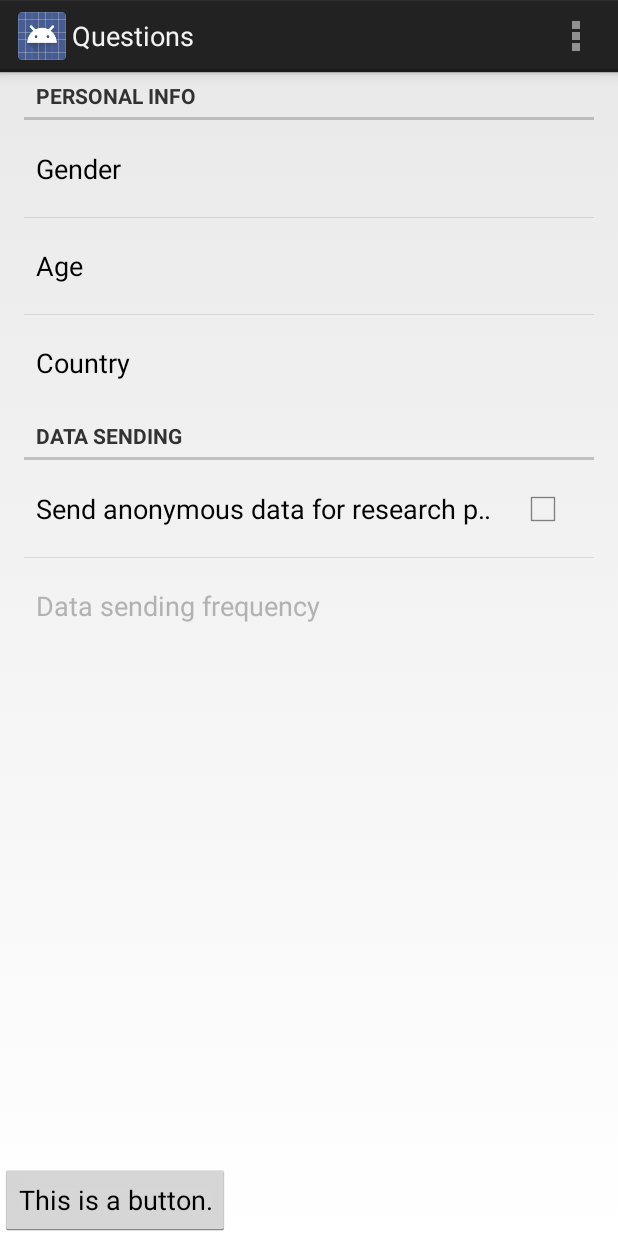
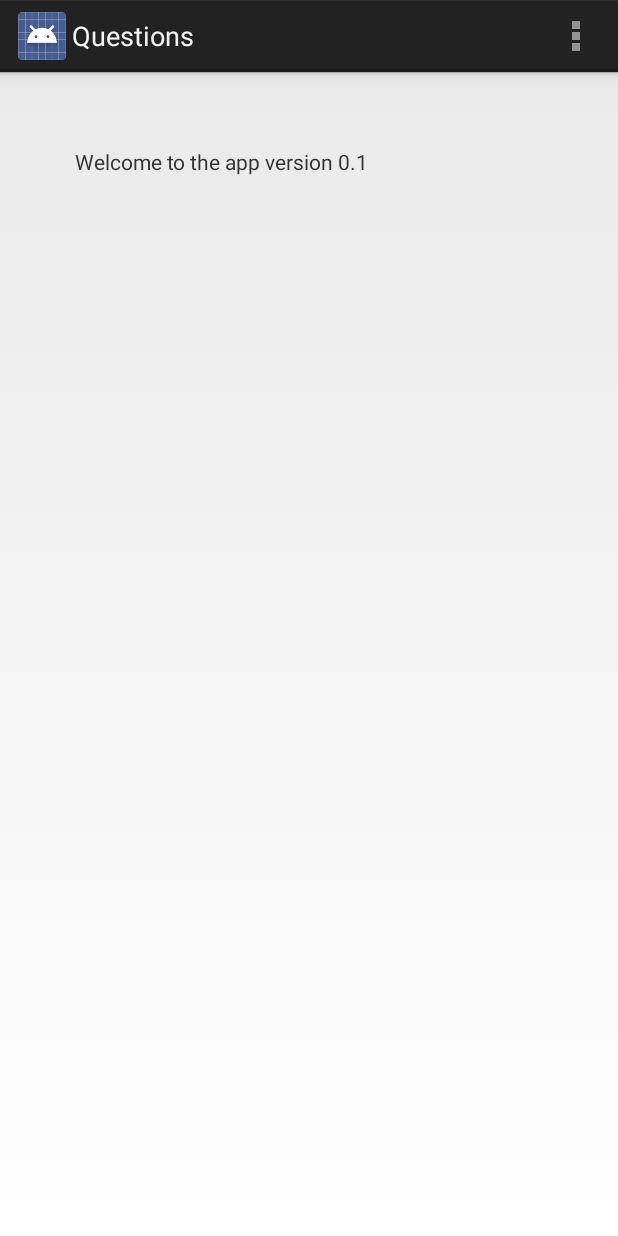
Before and after one commit to TeamWhat/what-stored-in-a-mobile-device-android, an Android app: the Questions screen opened directly, with no data from a screen before it, on a phone screen of 412 x 824 dp. Run offline under Robolectric (Android 15) with nearby library versions, the phone set to English and light mode, and no system bars.

Commit message:
Rename classes and strings to be more descriptive

```diff
--- a/app/src/main/java/fi/hiit/whatisstoredinamobiledevice/ui/activities/Questions.java
+++ b/app/src/main/java/fi/hiit/whatisstoredinamobiledevice/ui/activities/Questions.java
@@ -1,25 +1,16 @@
 package fi.hiit.whatisstoredinamobiledevice.ui.activities;
 
-import android.app.Activity;
-import android.app.ActionBar;
 import android.content.Intent;
-import android.support.v4.app.Fragment;
 import android.support.v4.app.FragmentActivity;
-import android.support.v4.app.FragmentManager;
 
 import android.os.Bundle;
 import android.support.v4.view.PagerAdapter;
 import android.support.v4.view.ViewPager;
-import android.view.LayoutInflater;
 import android.view.Menu;
 import android.view.MenuItem;
-import android.view.View;
-import android.view.ViewGroup;
-import android.os.Build;
 
 import fi.hiit.whatisstoredinamobiledevice.R;
 import fi.hiit.whatisstoredinamobiledevice.preferences.SettingsActivity;
-import fi.hiit.whatisstoredinamobiledevice.ui.fragments.Question1;
 import fi.hiit.whatisstoredinamobiledevice.ui.fragments.utilities.QuestionsPagerAdapter;
 
 public class Questions extends FragmentActivity {
@@ -41,7 +32,7 @@ public class Questions extends FragmentActivity {
     @Override
     public boolean onCreateOptionsMenu(Menu menu) {
         // Inflate the menu; this adds items to the action bar if it is present.
-        getMenuInflater().inflate(R.menu.questions, menu);
+        getMenuInflater().inflate(R.menu.options_menu, menu);
         return true;
     }
 
--- /dev/null
+++ b/app/src/main/java/fi/hiit/whatisstoredinamobiledevice/ui/fragments/PersonalQuestions.java
@@ -0,0 +1,59 @@
+package fi.hiit.whatisstoredinamobiledevice.ui.fragments;
+
+import android.app.Fragment;
+import android.app.FragmentTransaction;
+import android.os.Bundle;
+
+import android.view.LayoutInflater;
+import android.view.View;
+import android.view.ViewGroup;
+
+import fi.hiit.whatisstoredinamobiledevice.R;
+import fi.hiit.whatisstoredinamobiledevice.preferences.SettingsFragment;
+
+
+/**
+ * A simple {@link Fragment} subclass.
+ * Use the {@link PersonalQuestions#newInstance} factory method to
+ * create an instance of this fragment.
+ *
+ */
+public class PersonalQuestions extends Fragment {
+
+    /**
+     * Use this factory method to create a new instance of
+     * this fragment using the provided parameters.
+     *
+     * @return A new instance of fragment PersonalQuestions.
+     */
+    public static PersonalQuestions newInstance() {
+        PersonalQuestions fragment = new PersonalQuestions();
+        Bundle args = new Bundle();
+        fragment.setArguments(args);
+        return fragment;
+    }
+    public PersonalQuestions() {
+        // Required empty public constructor
+    }
+
+    @Override
+    public void onCreate(Bundle savedInstanceState) {
+        super.onCreate(savedInstanceState);
+    }
+    @Override
+    public View onCreateView(LayoutInflater inflater, ViewGroup container,
+                             Bundle savedInstanceState) {
+        // Inflate the layout for this fragment
+        View view = inflater.inflate(R.layout.personal_questions, container, false);
+        SettingsFragment settingsFragment = new SettingsFragment();
+        QuestionButton questionButton = new QuestionButton();
+
+        FragmentTransaction transaction = getFragmentManager().beginTransaction();
+        transaction.add(R.id.preference_fragment, settingsFragment);
+        transaction.add(R.id.button_fragment, questionButton);
+        transaction.commit();
+        return view;
+    }
+
+
+}
--- a/app/src/main/java/fi/hiit/whatisstoredinamobiledevice/ui/fragments/Question2.java
+++ /dev/null
@@ -1,58 +0,0 @@
-package fi.hiit.whatisstoredinamobiledevice.ui.fragments;
-
-import android.app.Activity;
-import android.os.Bundle;
-import android.preference.PreferenceFragment;
-import android.support.v4.app.Fragment;
-import android.view.LayoutInflater;
-import android.view.View;
-import android.view.ViewGroup;
-
-import fi.hiit.whatisstoredinamobiledevice.R;
-
-/**
- * A simple {@link Fragment} subclass.
- * Use the {@link Question2#newInstance} factory method to
- * create an instance of this fragment.
- *
- */
-public class Question2 extends PreferenceFragment {
-
-    /**
-     * Use this factory method to create a new instance of
-     * this fragment using the provided parameters.
-     *
-     * @return A new instance of fragment Question2.
-     */
-    public static Question2 newInstance() {
-        Question2 fragment = new Question2();
-        Bundle args = new Bundle();
-        fragment.setArguments(args);
-        return fragment;
-    }
-    public Question2() {
-        // Required empty public constructor
-    }
-
-    @Override
-    public void onCreate(Bundle savedInstanceState) {
-        super.onCreate(savedInstanceState);
-    }
-
-    @Override
-    public View onCreateView(LayoutInflater inflater, ViewGroup container,
-                             Bundle savedInstanceState) {
-        // Inflate the layout for this fragment
-        return inflater.inflate(R.layout.fragment_question2, container, false);
-    }
-
-    @Override
-    public void onAttach(Activity activity) {
-        super.onAttach(activity);
-    }
-
-    @Override
-    public void onDetach() {
-        super.onDetach();
-    }
-}
--- a/app/src/main/java/fi/hiit/whatisstoredinamobiledevice/ui/fragments/QuestionButton.java
+++ b/app/src/main/java/fi/hiit/whatisstoredinamobiledevice/ui/fragments/QuestionButton.java
@@ -14,7 +14,7 @@ public class QuestionButton extends Fragment{
      * Use this factory method to create a new instance of
      * this fragment using the provided parameters.
      *
-     * @return A new instance of fragment Question2.
+     * @return A new instance of fragment WelcomeScreen.
      */
     public static QuestionButton newInstance() {
         QuestionButton fragment = new QuestionButton();
--- a/app/src/main/java/fi/hiit/whatisstoredinamobiledevice/ui/fragments/Question1.java
+++ b/app/src/main/java/fi/hiit/whatisstoredinamobiledevice/ui/fragments/WelcomeScreen.java
@@ -1,39 +1,36 @@
 package fi.hiit.whatisstoredinamobiledevice.ui.fragments;
 
-import android.app.Fragment;
-import android.app.FragmentTransaction;
+import android.app.Activity;
 import android.os.Bundle;
 import android.preference.PreferenceFragment;
-
+import android.support.v4.app.Fragment;
 import android.view.LayoutInflater;
 import android.view.View;
 import android.view.ViewGroup;
 
 import fi.hiit.whatisstoredinamobiledevice.R;
-import fi.hiit.whatisstoredinamobiledevice.preferences.SettingsFragment;
-
 
 /**
  * A simple {@link Fragment} subclass.
- * Use the {@link Question1#newInstance} factory method to
+ * Use the {@link WelcomeScreen#newInstance} factory method to
  * create an instance of this fragment.
  *
  */
-public class Question1 extends Fragment {
+public class WelcomeScreen extends PreferenceFragment {
 
     /**
      * Use this factory method to create a new instance of
      * this fragment using the provided parameters.
      *
-     * @return A new instance of fragment Question1.
+     * @return A new instance of fragment WelcomeScreen.
      */
-    public static Question1 newInstance() {
-        Question1 fragment = new Question1();
+    public static WelcomeScreen newInstance() {
+        WelcomeScreen fragment = new WelcomeScreen();
         Bundle args = new Bundle();
         fragment.setArguments(args);
         return fragment;
     }
-    public Question1() {
+    public WelcomeScreen() {
         // Required empty public constructor
     }
 
@@ -41,20 +38,21 @@ public class Question1 extends Fragment {
     public void onCreate(Bundle savedInstanceState) {
         super.onCreate(savedInstanceState);
     }
+
     @Override
     public View onCreateView(LayoutInflater inflater, ViewGroup container,
                              Bundle savedInstanceState) {
         // Inflate the layout for this fragment
-        View view = inflater.inflate(R.layout.fragment_question1, container, false);
-        SettingsFragment settingsFragment = new SettingsFragment();
-        QuestionButton questionButton = new QuestionButton();
-
-        FragmentTransaction transaction = getFragmentManager().beginTransaction();
-        transaction.add(R.id.preference_fragment, settingsFragment);
-        transaction.add(R.id.button_fragment, questionButton);
-        transaction.commit();
-        return view;
+        return inflater.inflate(R.layout.welcome_screen, container, false);
     }
 
+    @Override
+    public void onAttach(Activity activity) {
+        super.onAttach(activity);
+    }
 
+    @Override
+    public void onDetach() {
+        super.onDetach();
+    }
 }
--- a/app/src/main/java/fi/hiit/whatisstoredinamobiledevice/ui/fragments/utilities/QuestionsPagerAdapter.java
+++ b/app/src/main/java/fi/hiit/whatisstoredinamobiledevice/ui/fragments/utilities/QuestionsPagerAdapter.java
@@ -1,12 +1,10 @@
 package fi.hiit.whatisstoredinamobiledevice.ui.fragments.utilities;
-
-;
 
 import android.app.Fragment;
 import android.app.FragmentManager;
 
-import fi.hiit.whatisstoredinamobiledevice.ui.fragments.Question1;
-import fi.hiit.whatisstoredinamobiledevice.ui.fragments.Question2;
+import fi.hiit.whatisstoredinamobiledevice.ui.fragments.PersonalQuestions;
+import fi.hiit.whatisstoredinamobiledevice.ui.fragments.WelcomeScreen;
 
 public class QuestionsPagerAdapter extends FragmentPagerAdapter {
 
@@ -18,9 +16,9 @@ public class QuestionsPagerAdapter extends FragmentPagerAdapter {
     public Fragment getItem(int position) {
         switch(position) {
             case 0:
-                return new Question1();
+                return new WelcomeScreen();
             case 1:
-                return new Question2();
+                return new PersonalQuestions();
         }
         return null;
     }
--- a/app/src/main/res/layout/fragment_question1.xml
+++ b/app/src/main/res/layout/personal_questions.xml
@@ -1,6 +1,8 @@
 <RelativeLayout xmlns:android="http://schemas.android.com/apk/res/android"
+    xmlns:tools="http://schemas.android.com/tools"
     android:layout_width="match_parent"
-    android:layout_height="match_parent" >
+    android:layout_height="match_parent"
+    tools:context="fi.hiit.whatisstoredinamobiledevice.ui.activities.Question1" >
 
     <FrameLayout
         android:id="@+id/preference_fragment"
--- a/app/src/main/res/layout/question_button.xml
+++ b/app/src/main/res/layout/question_button.xml
@@ -3,7 +3,7 @@
     android:layout_width="fill_parent"
     android:layout_height="fill_parent"
     android:orientation="vertical">
-    <Button android:text="This is a button."
+    <Button android:text="This is a demo button."
         android:layout_width="wrap_content"
         android:layout_height="wrap_content" />
 </LinearLayout>
--- a/app/src/main/res/layout/fragment_question2.xml
+++ b/app/src/main/res/layout/welcome_screen.xml
@@ -2,12 +2,12 @@
     xmlns:tools="http://schemas.android.com/tools"
     android:layout_width="match_parent"
     android:layout_height="match_parent"
-    tools:context="fi.hiit.whatisstoredinamobiledevice.ui.fragments.Question2">
+    tools:context="fi.hiit.whatisstoredinamobiledevice.ui.fragments.WelcomeScreen">
 
-    <!-- TODO: Update blank fragment layout -->
     <TextView
         android:layout_width="match_parent"
         android:layout_height="match_parent"
-        android:text="@string/kappa" />
+        android:text="@string/welcome_screen_message"
+        android:layout_margin="50dp" />
 
 </FrameLayout>
--- a/app/src/main/res/values/strings.xml
+++ b/app/src/main/res/values/strings.xml
@@ -1,23 +1,18 @@
 <?xml version="1.0" encoding="utf-8"?>
-    <!-- TODO: refactor string names to be more descriptive -->
 <resources>
     <string name="app_name">What is stored in a mobile device</string>
     <string name="title_activity_main_screen">What is stored in a mobile device</string>
     <string name="action_settings">Settings</string>
-    <string name="QuestionnaireButton">Input your info</string>
+    <string name="QuestionnaireButton">First time settings demo</string>
     <string name="title_activity_questions">Questions</string>
-    <string name="gender">What is your gender?</string>
-    <string name="age">How old are you?</string>
-    <string name="kappa">kappa</string>
 
-
-
-
-
+    <string name="welcome_screen_gender">What is your gender?</string>
+    <string name="welcome_screen_age">How old are you?</string>
+    <string name="welcome_screen_message">Welcome to the app version 0.1</string>
 
     <string name="title_activity_settings">Settings</string>
     <string name="settings_gender_title">Gender</string>
-    <string name="settings_user_info_title">Personal Info</string>
+    <string name="settings_user_info_title">Personal Information</string>
     <string name="settings_country_title">Country</string>
 
     <string name="gender_female">Female</string>
```
Also changed, not shown: app/src/main/res/menu/options_menu.xml (renamed from app/src/main/res/menu/questions.xml).
